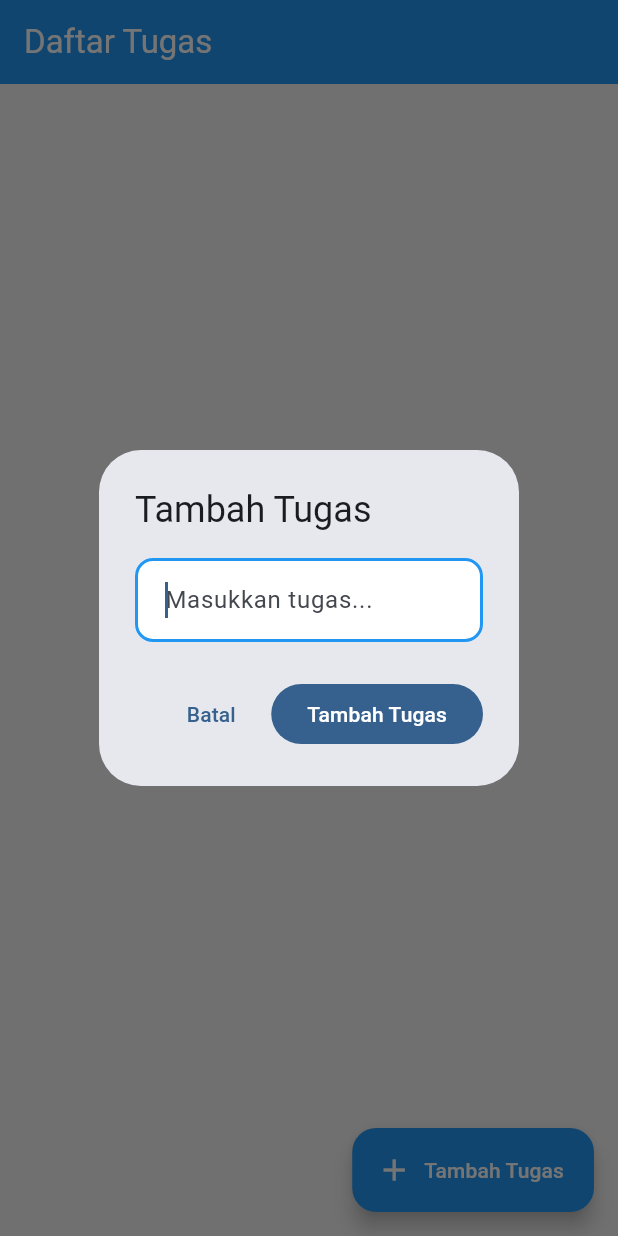
After one commit to fahmi-dot/todo-android-app, a Flutter app: the screen it shows after launch, after a tap on "Tambah Tugas", on a phone screen of 412 x 824 dp. The commit adds this screen. Run offline on Flutter 3.47's test engine with Material 3 defaults, Android fonts, the phone set to English and light mode, and no system bars; our stand-ins replace equatable, flutter_riverpod.

Commit message:
feat: add TodoFormDialog for add new todo

```diff
--- a/lib/features/todo/presentation/screens/todo_list_screen.dart
+++ b/lib/features/todo/presentation/screens/todo_list_screen.dart
@@ -4,6 +4,7 @@ import '../../../../core/constants/app_sizes.dart';
 import '../../../../core/constants/app_strings.dart';
 import '../../../../shared/widgets/empty_state.dart';
 import '../providers/todo_filter_provider.dart';
+import '../widgets/todo_form_dialog.dart';
 
 class TodoListScreen extends ConsumerWidget {
   const TodoListScreen({super.key});
@@ -31,6 +32,23 @@ class TodoListScreen extends ConsumerWidget {
                 return Text(index.toString());
               },
             ),
+      floatingActionButton: FloatingActionButton.extended(
+        onPressed: () {
+          TodoFormDialog.show(
+            context,
+            onSubmit: (title) {
+              ScaffoldMessenger.of(context).showSnackBar(
+                const SnackBar(
+                  content: Text(AppStrings.todoAdded),
+                  duration: Duration(seconds: 2),
+                ),
+              );
+            },
+          );
+        },
+        icon: const Icon(Icons.add),
+        label: const Text(AppStrings.addTodoTitle),
+      ),
     );
   }
 }
--- /dev/null
+++ b/lib/features/todo/presentation/widgets/todo_form_dialog.dart
@@ -0,0 +1,90 @@
+import 'package:flutter/material.dart';
+import '../../../../core/constants/app_sizes.dart';
+import '../../../../core/constants/app_strings.dart';
+
+class TodoFormDialog extends StatefulWidget {
+  final bool isEdit;
+  final String? initialTitle;
+  final Function(String) onSubmit;
+
+  const TodoFormDialog({
+    super.key,
+    required this.isEdit,
+    this.initialTitle,
+    required this.onSubmit,
+  });
+
+  static Future<void> show(
+    BuildContext context, {
+    bool isEdit = false,
+    String? initialTitle,
+    required Function(String) onSubmit,
+  }) {
+    return showDialog(
+      context: context,
+      builder: (context) => TodoFormDialog(
+        isEdit: isEdit,
+        initialTitle: initialTitle,
+        onSubmit: onSubmit,
+      ),
+    );
+  }
+
+  @override
+  State<TodoFormDialog> createState() => _TodoFormDialogState();
+}
+
+class _TodoFormDialogState extends State<TodoFormDialog> {
+  late final TextEditingController _controller;
+  final _formKey = GlobalKey<FormState>();
+
+  @override
+  void initState() {
+    super.initState();
+    _controller = TextEditingController(text: widget.initialTitle);
+  }
+
+  @override
+  void dispose() {
+    _controller.dispose();
+    super.dispose();
+  }
+
+  void _submit() {
+    if (_formKey.currentState!.validate()) {
+      widget.onSubmit(_controller.text);
+      Navigator.of(context).pop();
+    }
+  }
+
+  @override
+  Widget build(BuildContext context) {
+    return AlertDialog(
+      title: Text(
+        widget.isEdit ? AppStrings.editTodoTitle : AppStrings.addTodoTitle,
+      ),
+      content: Form(
+        key: _formKey,
+        child: TextFormField(
+          controller: _controller,
+          autofocus: true,
+          decoration: const InputDecoration(
+            hintText: "Masukkan tugas...",
+            contentPadding: EdgeInsets.all(AppSizes.paddingM),
+          ),
+          onFieldSubmitted: (_) => _submit(),
+        ),
+      ),
+      actions: [
+        TextButton(
+          onPressed: () => Navigator.of(context).pop(),
+          child: const Text(AppStrings.cancel),
+        ),
+        FilledButton(
+          onPressed: _submit,
+          child: Text(widget.isEdit ? AppStrings.save : AppStrings.addTodoTitle),
+        ),
+      ],
+    );
+  }
+}
```
